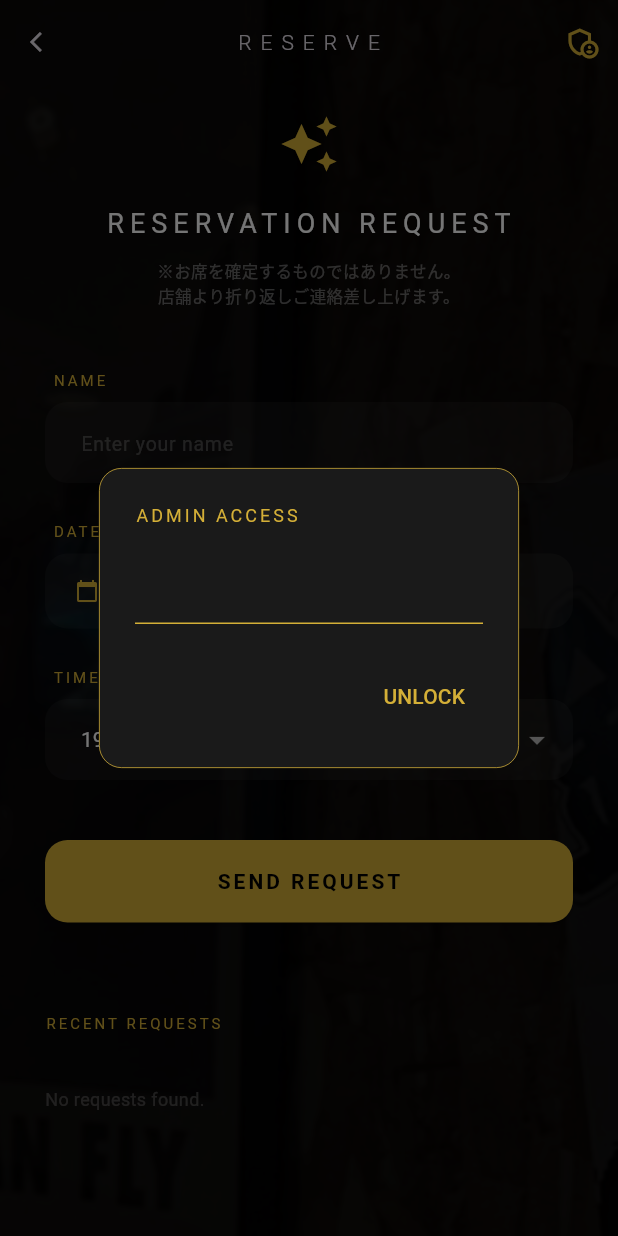
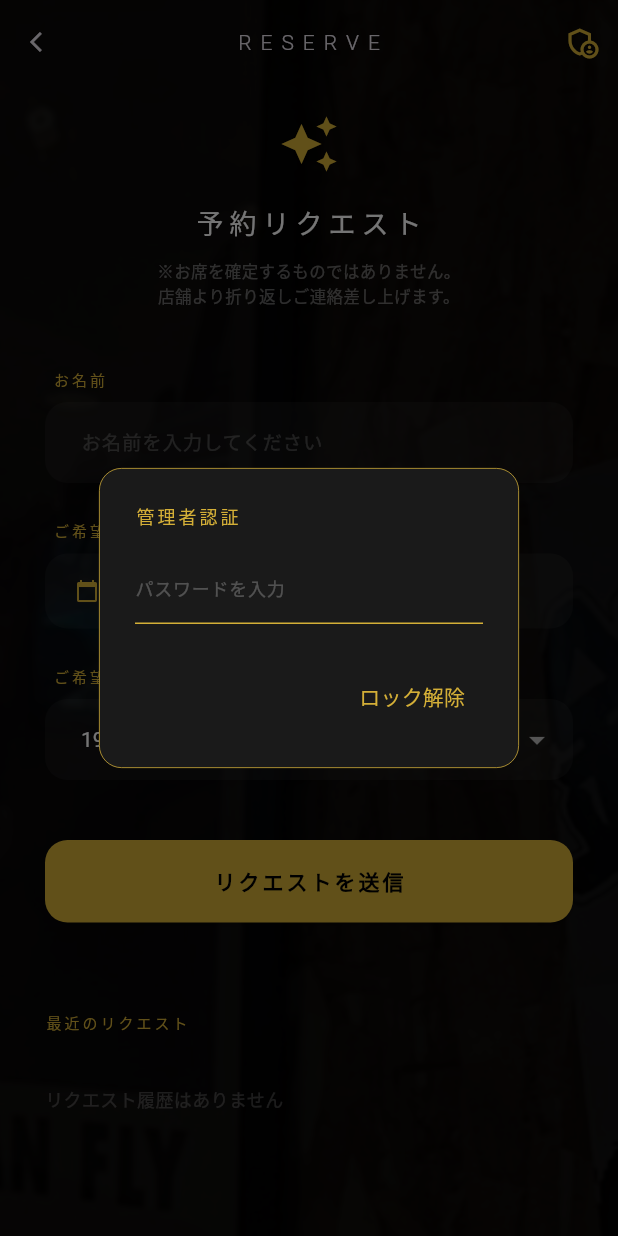
Before and after one commit to lison-creative/ragnoise, a Flutter app: the ReservePage screen opened directly, after a tap on the "admin panel settings" icon, on a phone screen of 412 x 824 dp. Run offline on Flutter 3.47's test engine with Material 3 defaults, Android fonts, the light colour scheme and no system bars; our stand-ins replace cloud_firestore, firebase_auth, firebase_core, flutter_local_notifications, google_generative_ai, image_picker and 1 more; accounts and stored records are empty; generated files the repository leaves out were written again; Roboto replaces fonts that are missing (Georgia).

Commit message:
日本語化とバッジ機能の修正が完了。アプリ完成版

```diff
--- a/lib/reserve_page.dart
+++ b/lib/reserve_page.dart
@@ -14,8 +14,6 @@ class ReservePage extends StatefulWidget {
 
 class _ReservePageState extends State<ReservePage> {
   bool _isEditMode = false;
-
-  // パスワードを直書きせず、Firestoreから取得した値を保持する
   String _fetchedAdminPass = "";
 
   final TextEditingController _nameCtrl = TextEditingController();
@@ -31,10 +29,9 @@ class _ReservePageState extends State<ReservePage> {
     super.initState();
     _listenToReservations();
     _loadCalendarData();
-    _loadAdminSettings(); // 管理者設定を読み込む
+    _loadAdminSettings();
   }
 
-  // --- 管理者設定（パスワード等）をFirestoreから取得 ---
   Future<void> _loadAdminSettings() async {
     try {
       DocumentSnapshot settings = await _firestore.collection('settings').doc('admin').get();
@@ -76,7 +73,6 @@ class _ReservePageState extends State<ReservePage> {
     return true;
   }
 
-  // --- リアルタイム監視 ---
   void _listenToReservations() {
     _firestore
         .collection('reservations')
@@ -86,6 +82,9 @@ class _ReservePageState extends State<ReservePage> {
       final List<Map<String, dynamic>> fetched = snapshot.docs.map((doc) {
         final data = doc.data();
         data['id'] = doc.id;
+        if (data['timestamp'] is Timestamp) {
+          data['timestamp'] = (data['timestamp'] as Timestamp).millisecondsSinceEpoch;
+        }
         return data;
       }).toList();
 
@@ -93,17 +92,29 @@ class _ReservePageState extends State<ReservePage> {
         setState(() {
           _reservations = fetched;
         });
-        // 変更があったらバッジ用データを保存
         _saveToLocalForBadge(fetched);
       }
     });
   }
 
-  // 引数で受け取ったリストを確実に保存する
   Future<void> _saveToLocalForBadge(List<Map<String, dynamic>> dataList) async {
+    try {
       final prefs = await SharedPreferences.getInstance();
-    await prefs.setString('ragnoise_reserve_data', jsonEncode(dataList));
-    debugPrint("Badge data saved: ${dataList.length} items");
+      final List<Map<String, dynamic>> cleanList = dataList.map((item) {
+        return {
+          'id': item['id'],
+          'isConfirmed': item['isConfirmed'] ?? false,
+          'name': item['name'] ?? '',
+          'date': item['date'] ?? '',
+          'time': item['time'] ?? '',
+        };
+      }).toList();
+
+      await prefs.setString('ragnoise_reserve_data', jsonEncode(cleanList));
+      debugPrint("Badge Update: ${cleanList.where((e) => e['isConfirmed'] == false).length} items");
+    } catch (e) {
+      debugPrint("Save Error: $e");
+    }
   }
 
   Future<void> _submitReservation() async {
@@ -120,12 +131,13 @@ class _ReservePageState extends State<ReservePage> {
     try {
       await _firestore.collection('reservations').add(newReserve);
 
+      if (mounted) {
         showDialog(
           context: context,
           builder: (context) => AlertDialog(
             backgroundColor: Colors.black,
             shape: RoundedRectangleBorder(side: const BorderSide(color: Color(0xFFD4AF37)), borderRadius: BorderRadius.circular(15)),
-          title: const Text('REQUEST SENT', style: TextStyle(color: Color(0xFFD4AF37), fontSize: 14, letterSpacing: 2)),
+            title: const Text('送信完了', style: TextStyle(color: Color(0xFFD4AF37), fontSize: 14, letterSpacing: 2)),
             content: const Text('仮予約を承りました。店舗からの連絡をお待ちください。', style: TextStyle(color: Colors.white70, fontSize: 12)),
             actions: [
               TextButton(onPressed: () {
@@ -135,27 +147,29 @@ class _ReservePageState extends State<ReservePage> {
             ],
           ),
         );
+      }
     } catch (e) {
       debugPrint("Submit Error: $e");
     }
   }
 
-  // --- 承認切り替え（即時反映対応） ---
   Future<void> _toggleConfirm(String id, bool currentStatus) async {
-    // 1. Firestoreを更新
+    try {
       await _firestore.collection('reservations').doc(id).update({
         'isConfirmed': !currentStatus,
       });
 
-    // 2. ローカル上のリストを即座に作成して保存（バッジのラグ解消）
       final updatedList = _reservations.map((res) {
         if (res['id'] == id) {
           return {...res, 'isConfirmed': !currentStatus};
         }
         return res;
       }).toList();
+      await _saveToLocalForBadge(updatedList);
 
-    await _saveToLocalForBadge(updatedList);
+    } catch (e) {
+      debugPrint("Update Error: $e");
+    }
   }
 
   void _showPassDialog() {
@@ -165,25 +179,28 @@ class _ReservePageState extends State<ReservePage> {
       builder: (context) => AlertDialog(
         backgroundColor: const Color(0xFF1A1A1A),
         shape: RoundedRectangleBorder(side: const BorderSide(color: Color(0xFFD4AF37), width: 0.5), borderRadius: BorderRadius.circular(15)),
-        title: const Text('ADMIN ACCESS', style: TextStyle(color: Color(0xFFD4AF37), fontSize: 12, letterSpacing: 2)),
+        title: const Text('管理者認証', style: TextStyle(color: Color(0xFFD4AF37), fontSize: 12, letterSpacing: 2)),
         content: TextField(
           controller: passCtrl,
           obscureText: true,
           style: const TextStyle(color: Colors.white),
-          decoration: const InputDecoration(enabledBorder: UnderlineInputBorder(borderSide: BorderSide(color: Color(0xFFD4AF37)))),
+          decoration: const InputDecoration(
+              hintText: "パスワードを入力",
+              hintStyle: TextStyle(color: Colors.white24, fontSize: 12),
+              enabledBorder: UnderlineInputBorder(borderSide: BorderSide(color: Color(0xFFD4AF37)))
+          ),
         ),
         actions: [
           TextButton(onPressed: () {
-            // Firestoreから取得した最新のパスワードと比較
             if (_fetchedAdminPass.isNotEmpty && passCtrl.text == _fetchedAdminPass) {
               setState(() => _isEditMode = true);
               Navigator.pop(context);
             } else {
               ScaffoldMessenger.of(context).showSnackBar(
-                const SnackBar(content: Text("Invalid Password"), backgroundColor: Colors.redAccent),
+                const SnackBar(content: Text("パスワードが正しくありません"), backgroundColor: Colors.redAccent),
               );
             }
-          }, child: const Text('UNLOCK', style: TextStyle(color: Color(0xFFD4AF37)))),
+          }, child: const Text('ロック解除', style: TextStyle(color: Color(0xFFD4AF37)))),
         ],
       ),
     );
@@ -234,12 +251,12 @@ class _ReservePageState extends State<ReservePage> {
     return ListView(
       padding: const EdgeInsets.all(20),
       children: [
-        const Text('RESERVATION MANAGEMENT', style: TextStyle(color: Color(0xFFD4AF37), fontSize: 10, letterSpacing: 2)),
+        const Text('予約管理モード', style: TextStyle(color: Color(0xFFD4AF37), fontSize: 10, letterSpacing: 2)),
         const SizedBox(height: 20),
         if (_reservations.isEmpty)
           const Padding(
             padding: EdgeInsets.symmetric(vertical: 40),
-            child: Center(child: Text("No data found.", style: TextStyle(color: Colors.white24, fontSize: 12))),
+            child: Center(child: Text("予約データがありません", style: TextStyle(color: Colors.white24, fontSize: 12))),
           )
         else
           ..._reservations.map((res) => _buildAdminReserveCard(res)),
@@ -264,7 +281,7 @@ class _ReservePageState extends State<ReservePage> {
             child: Column(
               crossAxisAlignment: CrossAxisAlignment.start,
               children: [
-                Text(data['name'] ?? 'Unknown', style: const TextStyle(color: Colors.white, fontWeight: FontWeight.bold)),
+                Text(data['name'] ?? '名前不明', style: const TextStyle(color: Colors.white, fontWeight: FontWeight.bold)),
                 Text("${data['date']} ${data['time']}", style: const TextStyle(color: Colors.white54, fontSize: 12)),
               ],
             ),
@@ -272,7 +289,7 @@ class _ReservePageState extends State<ReservePage> {
           TextButton(
             onPressed: () => _toggleConfirm(docId, isConfirmed),
             child: Text(
-              isConfirmed ? 'UNDO' : 'CONFIRM',
+              isConfirmed ? '未対応に戻す' : '承認する',
               style: TextStyle(color: isConfirmed ? Colors.white38 : const Color(0xFFD4AF37), fontSize: 12),
             ),
           ),
@@ -288,21 +305,21 @@ class _ReservePageState extends State<ReservePage> {
         const SizedBox(height: 20),
         const Icon(Icons.auto_awesome, color: Color(0xFFD4AF37), size: 40),
         const SizedBox(height: 20),
-        const Center(child: Text('RESERVATION REQUEST', style: TextStyle(color: Colors.white, fontSize: 18, letterSpacing: 4))),
+        const Center(child: Text('予約リクエスト', style: TextStyle(color: Colors.white, fontSize: 18, letterSpacing: 4))),
         const SizedBox(height: 10),
         const Text('※お席を確定するものではありません。\n店舗より折り返しご連絡差し上げます。',
             textAlign: TextAlign.center, style: TextStyle(color: Colors.white38, fontSize: 11, height: 1.5)),
         const SizedBox(height: 40),
 
-        _buildInputLabel("NAME"),
+        _buildInputLabel("お名前"),
         TextField(
           controller: _nameCtrl,
           style: const TextStyle(color: Colors.white),
-          decoration: _inputDecoration("Enter your name"),
+          decoration: _inputDecoration("お名前を入力してください"),
         ),
         const SizedBox(height: 25),
 
-        _buildInputLabel("DATE"),
+        _buildInputLabel("ご希望日"),
         GestureDetector(
           onTap: () async {
             final picked = await showDatePicker(
@@ -331,7 +348,7 @@ class _ReservePageState extends State<ReservePage> {
         ),
         const SizedBox(height: 25),
 
-        _buildInputLabel("TIME"),
+        _buildInputLabel("ご希望時間"),
         DropdownButtonFormField<String>(
           value: _selectedTime,
           dropdownColor: const Color(0xFF1A1A1A),
@@ -353,18 +370,18 @@ class _ReservePageState extends State<ReservePage> {
                 backgroundColor: const Color(0xFFD4AF37),
                 shape: RoundedRectangleBorder(borderRadius: BorderRadius.circular(15))
             ),
-            child: const Text('SEND REQUEST', style: TextStyle(color: Colors.black, fontWeight: FontWeight.bold, letterSpacing: 2)),
+            child: const Text('リクエストを送信', style: TextStyle(color: Colors.black, fontWeight: FontWeight.bold, letterSpacing: 2)),
           ),
         ),
 
         const SizedBox(height: 60),
-        const Text('RECENT REQUESTS', style: TextStyle(color: Color(0xFFD4AF37), fontSize: 10, letterSpacing: 2)),
+        const Text('最近のリクエスト', style: TextStyle(color: Color(0xFFD4AF37), fontSize: 10, letterSpacing: 2)),
         const SizedBox(height: 15),
 
         if (_reservations.isEmpty)
           const Padding(
             padding: EdgeInsets.symmetric(vertical: 20),
-            child: Text("No requests found.", style: TextStyle(color: Colors.white24, fontSize: 12)),
+            child: Text("リクエスト履歴はありません", style: TextStyle(color: Colors.white24, fontSize: 12)),
           )
         else
           ..._reservations.take(5).map((res) => _buildUserReserveListItem(res)),
@@ -400,7 +417,7 @@ class _ReservePageState extends State<ReservePage> {
               color: isConfirmed ? Colors.green.withAlpha(40) : const Color(0xFFD4AF37).withAlpha(40),
             ),
             child: Text(
-              isConfirmed ? "CONFIRMED" : "PENDING",
+              isConfirmed ? "承認済み" : "確認中",
               style: TextStyle(
                 color: isConfirmed ? Colors.green : const Color(0xFFD4AF37),
                 fontSize: 9,
```
Also changed, not shown: 1 other file. Lines whose indentation alone changed are shown as unchanged.
